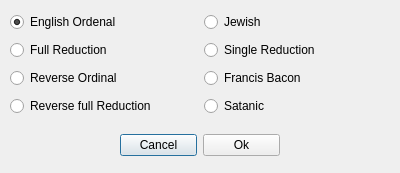
QTinman/GAnalyzer, file selectdialog.ui: the form before one commit.
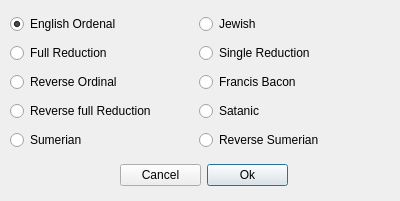
The form after the commit.

The edit to the form file:
```diff
--- a/selectdialog.ui
+++ b/selectdialog.ui
@@ -7,7 +7,7 @@
     <x>0</x>
     <y>0</y>
     <width>400</width>
-    <height>173</height>
+    <height>201</height>
    </rect>
   </property>
   <property name="windowTitle">
@@ -16,10 +16,42 @@
   <widget class="QWidget" name="layoutWidget">
    <property name="geometry">
     <rect>
+     <x>120</x>
+     <y>160</y>
+     <width>168</width>
+     <height>31</height>
+    </rect>
+   </property>
+   <layout class="QGridLayout" name="gridLayout_2">
+    <item row="0" column="1">
+     <widget class="QPushButton" name="pushButton_2">
+      <property name="text">
+       <string>Cancel</string>
+      </property>
+      <property name="autoDefault">
+       <bool>false</bool>
+      </property>
+     </widget>
+    </item>
+    <item row="0" column="2">
+     <widget class="QPushButton" name="pushButton">
+      <property name="layoutDirection">
+       <enum>Qt::LeftToRight</enum>
+      </property>
+      <property name="text">
+       <string>Ok</string>
+      </property>
+     </widget>
+    </item>
+   </layout>
+  </widget>
+  <widget class="QWidget" name="">
+   <property name="geometry">
+    <rect>
      <x>10</x>
-     <y>10</y>
-     <width>381</width>
-     <height>112</height>
+     <y>11</y>
+     <width>371</width>
+     <height>146</height>
     </rect>
    </property>
    <layout class="QGridLayout" name="gridLayout">
@@ -33,6 +65,13 @@
       </property>
      </widget>
     </item>
+    <item row="0" column="1">
+     <widget class="QRadioButton" name="Jewish">
+      <property name="text">
+       <string>Jewish</string>
+      </property>
+     </widget>
+    </item>
     <item row="1" column="0">
      <widget class="QRadioButton" name="radioButton2">
       <property name="text">
@@ -75,36 +114,17 @@
       </property>
      </widget>
     </item>
-    <item row="0" column="1">
-     <widget class="QRadioButton" name="Jewish">
+    <item row="4" column="0">
+     <widget class="QRadioButton" name="Sumerian">
       <property name="text">
-       <string>Jewish</string>
+       <string>Sumerian</string>
       </property>
      </widget>
     </item>
-   </layout>
-  </widget>
-  <widget class="QWidget" name="layoutWidget">
-   <property name="geometry">
-    <rect>
-     <x>120</x>
-     <y>130</y>
-     <width>160</width>
-     <height>31</height>
-    </rect>
-   </property>
-   <layout class="QGridLayout" name="gridLayout_2">
-    <item row="0" column="1">
-     <widget class="QPushButton" name="pushButton_2">
+    <item row="4" column="1">
+     <widget class="QRadioButton" name="rev_sumerian">
       <property name="text">
-       <string>Cancel</string>
-      </property>
-     </widget>
-    </item>
-    <item row="0" column="2">
-     <widget class="QPushButton" name="pushButton">
-      <property name="text">
-       <string>Ok</string>
+       <string>Reverse Sumerian</string>
       </property>
      </widget>
     </item>
```
